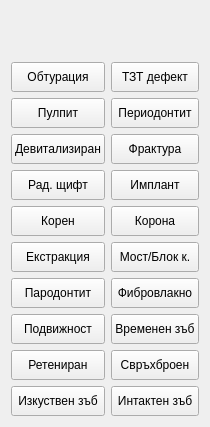
thefinalcutbg/DinoDent, file src/View/SubWidgets/ControlPanel.ui: the form before one commit.
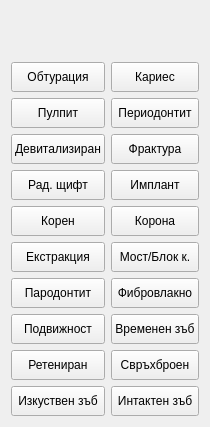
The form after the commit. Custom widgets are drawn as their Qt base class.

```diff
--- a/src/View/SubWidgets/ControlPanel.ui
+++ b/src/View/SubWidgets/ControlPanel.ui
@@ -310,7 +310,7 @@
           <string notr="true"/>
          </property>
          <property name="text">
-          <string>ТЗТ дефект</string>
+          <string>Кариес</string>
          </property>
         </widget>
        </item>
```
Left out of the diff: 14 changed lines with no effect on the pictures.
